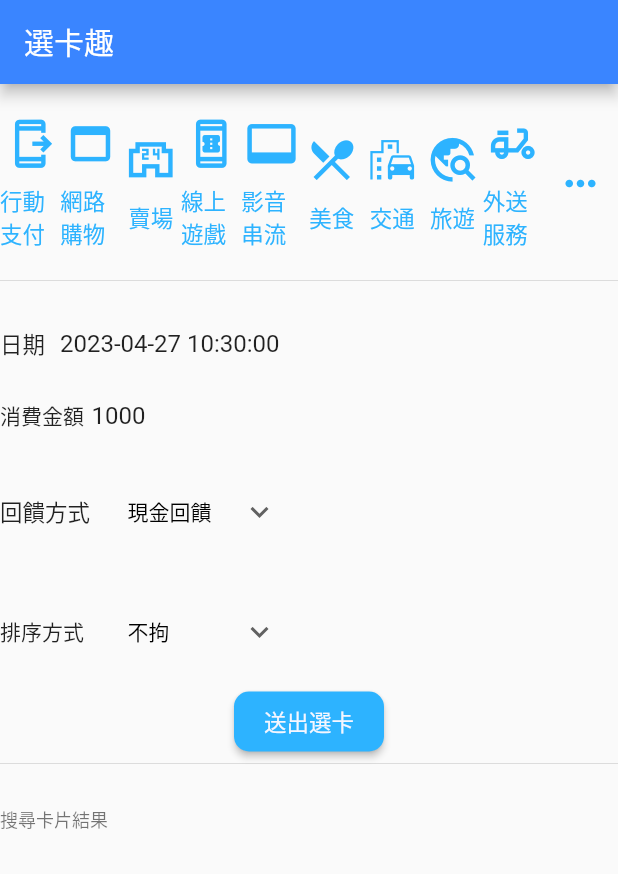
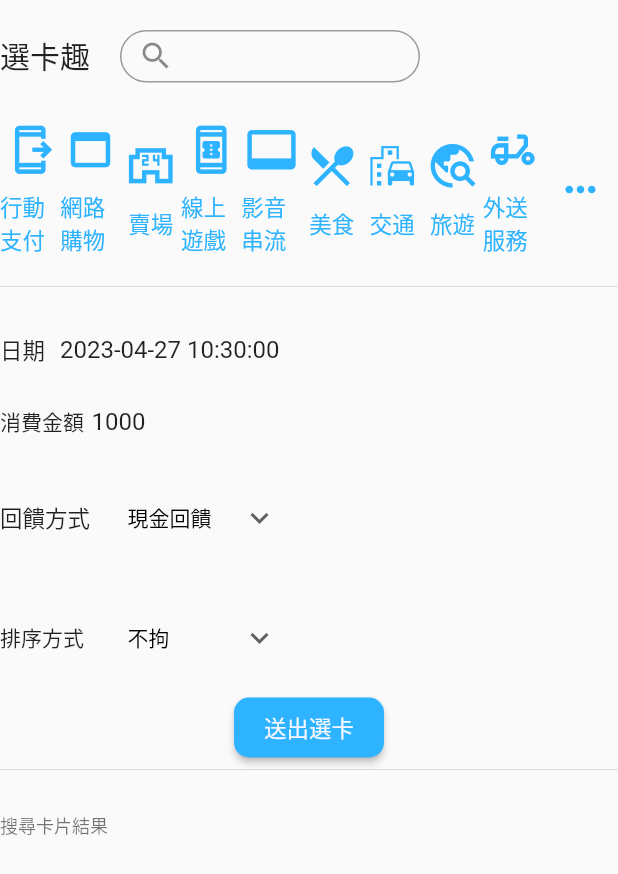
Before and after one commit to chriswow333/pickcard, a Flutter app: the screen it shows after launch, on a phone screen of 412 x 824 dp. Shown: the top 874 px of the screen. Run offline on Flutter 3.47's test engine with Material 2 defaults, Android fonts, the phone set to English and light mode, and no system bars; drawn by our look-alikes of datetime_picker_formfield; our stand-ins replace dio, flutter_mobx, freezed_annotation, localstorage, logger, mobx and 1 more; missing offline and left inert: dart:html; network calls fail; Roboto replaces fonts that are missing (Netflix).

Commit message:
add search bar

```diff
--- a/lib/main.dart
+++ b/lib/main.dart
@@ -35,11 +35,11 @@ class PickCardScreen extends StatelessWidget {
   @override
   Widget build(BuildContext context) {
     return Scaffold(
-      appBar: AppBar(
-        title:Text('選卡趣'),
-        backgroundColor:const Color.fromARGB(255, 58, 133, 255),
+      // appBar: AppBar(
+      //   title:Text('選卡趣'),
+      //   backgroundColor:const Color.fromARGB(255, 58, 133, 255),
 
-      ),
+      // ),
       body:Container(
         alignment: Alignment.topCenter,
         padding: const EdgeInsets.only(top:20),
--- a/lib/page/pickcard/pickcard.dart
+++ b/lib/page/pickcard/pickcard.dart
@@ -45,7 +45,6 @@ class PickcardPage extends StatelessWidget {
 
     return MultiProvider(
       providers: [
-
         Provider<MobilepayObserver>(create:(_)=>MobilepayObserver()),
         Provider<EcommerceObserver>(create:(_)=>EcommerceObserver()),
         Provider<SupermarketObserver>(create:(_)=>SupermarketObserver()),
@@ -83,7 +82,6 @@ class InitChannelWrapper extends StatelessWidget {
 
   @override
   Widget build(BuildContext context) {
-
     // init data
     PickcardViewModel pickcardViewModel = Provider.of<PickcardViewModel>(context, listen:false);
     pickcardViewModel.initPickcardViewModel(context);
@@ -100,6 +98,11 @@ class Pickcard extends StatelessWidget {
 
     return Column(
       children:const [
+
+        TopBar(),
+
+        SizedBox(height:25,),
+
         ChannelBtnList(),
         SizedBox(height:10),
         Divider(),
@@ -114,6 +117,86 @@ class Pickcard extends StatelessWidget {
     );
   }
 }
+
+
+
+class TopBar extends StatelessWidget {
+  const TopBar({ Key? key }) : super(key: key);
+
+  @override
+  Widget build(BuildContext context) {
+    return Container(
+      child:Row(
+        children:[
+          TopTitle(),
+          SizedBox(width:20),
+          SearchCardBar(),
+        ]
+      )
+    );
+  }
+}
+
+class TopTitle extends StatelessWidget {
+  const TopTitle({ Key? key }) : super(key: key);
+
+  @override
+  Widget build(BuildContext context) {
+    return Container(
+      child:const Text(
+        '選卡趣',
+        style:TextStyle(
+          fontFamily: "NotoSansTC",
+          fontSize: 20,
+        ),
+      )
+    );
+  }
+}
+
+class SearchCardBar extends StatefulWidget {
+  const SearchCardBar({ Key? key }) : super(key: key);
+
+  @override
+  _SearchCardBarState createState() => _SearchCardBarState();
+}
+
+class _SearchCardBarState extends State<SearchCardBar> {
+
+  final TextEditingController _searchController = TextEditingController();
+
+  @override
+  void initState(){
+    super.initState();
+  }
+
+  @override
+  Widget build(BuildContext context) {
+    return SizedBox(
+      height:35,
+      width:200,
+      child:TextField(
+        textAlign: TextAlign.start,
+        textAlignVertical:TextAlignVertical.top,
+        onTap:(){
+          print(_searchController.text);
+        },
+        controller:_searchController,
+        decoration: InputDecoration(
+          // hintText: 'Searching...',
+          prefixIcon:const Icon(Icons.search),
+          border:OutlineInputBorder(
+            borderRadius: BorderRadius.circular(20.0),
+          )
+        ),
+        style:const TextStyle(
+          fontSize:20,
+        ),
+      ),
+    );
+  }
+}
+
 
 class ChannelBtnList extends StatefulWidget {
   const ChannelBtnList({ Key? key }) : super(key: key);
@@ -346,12 +429,61 @@ class ChannelBtn extends StatelessWidget {
             ),
           ),
         )
-
       )
     );
   }
 }
 
+
+class ChannelItemSearchBar extends StatefulWidget {
+  const ChannelItemSearchBar({ Key? key, required this.changeKeyword }) : super(key: key);
+
+  final Function(String keyword) changeKeyword;
+
+  @override
+  _ChannelItemSearchBarState createState() => _ChannelItemSearchBarState();
+}
+
+class _ChannelItemSearchBarState extends State<ChannelItemSearchBar> {
+
+ // This controller will store the value of the search bar
+  final TextEditingController _searchController = TextEditingController();
+
+  @override
+  void initState(){
+    super.initState();
+    _searchController.addListener(_listenKeyword);
+  }
+
+  void _listenKeyword(){
+    widget.changeKeyword(_searchController.text);
+  }
+
+  @override
+  Widget build(BuildContext context) {
+    return Container(
+      child:TextField(
+        controller:_searchController,
+        decoration: InputDecoration(
+          hintText: 'Searching...',
+          suffixIcon: IconButton(
+            icon:const Icon(Icons.clear),
+            onPressed: () => _searchController.clear(),
+          ),
+          prefixIcon: IconButton(
+            icon:const Icon(Icons.search),
+            onPressed: (){
+              print(_searchController.text);
+            },
+          ),
+          border:OutlineInputBorder(
+            borderRadius: BorderRadius.circular(20.0),
+          )
+        ),
+      ),
+    );
+  }
+}
 
 class ChannelItemListDialog extends StatefulWidget {
   const ChannelItemListDialog({ Key? key, required this.channelTypeModel, required this.channelItemStatuses }) : super(key: key);
@@ -366,25 +498,52 @@ class ChannelItemListDialog extends StatefulWidget {
 
 class _ChannelItemListDialogState extends State<ChannelItemListDialog> {
 
-  final Set<String> channelIDs = {};
-
-
-  @override
-  Widget build(BuildContext context) {
+  late List<ChannelItemStatus> channelItemList;
+
+
+
+  @override
+  void initState() {
+    super.initState();
+    channelItemList = widget.channelItemStatuses;
+
+  }
+  void changeKeyword(String keyWord){
+
+    List<ChannelItemStatus> tempChannelItemList = [];
+
+    if(keyWord.isNotEmpty) {
+      final keywordRegxp = RegExp(r".*(" + keyWord+ ").*", caseSensitive:false);
+      for(ChannelItemStatus c in widget.channelItemStatuses) {
+        if(keywordRegxp.hasMatch(c.name)){
+          tempChannelItemList.add(c);
+        }
+      }
+    } else {
+      tempChannelItemList = widget.channelItemStatuses;
+    }
+
+
+    setState((){
+      channelItemList = tempChannelItemList;
+    });
+  }
+
+  @override
+  Widget build(BuildContext context) {
+
+
     return Container(
       child:Column(
         children:[
-          // ConstrainedBox(
-          //   constraints: BoxConstraints(
-          //     maxHeight: MediaQuery.of(context).size.height - 150,
-          //   ),
-          //   child:
+          ChannelItemSearchBar(changeKeyword:changeKeyword),
+          SizedBox(height:20,),
           Container(
-              height:MediaQuery.of(context).size.height - 250,
+            height:MediaQuery.of(context).size.height - 350,
             child:SingleChildScrollView(
             child:Column(
               children:[
-                for(ChannelItemStatus channelItemStatus in widget.channelItemStatuses)
+              for(ChannelItemStatus channelItemStatus in channelItemList)
                 Container(
                   padding: const EdgeInsets.only(bottom: 10.0),
                   child:TextButton(
@@ -441,9 +600,7 @@ class _ChannelItemListDialogState extends State<ChannelItemListDialog> {
                                   Icons.favorite_border_outlined
                                 )
                               ),
-
                             ]
-
                           )
                         ]
                       ),
@@ -454,11 +611,7 @@ class _ChannelItemListDialogState extends State<ChannelItemListDialog> {
             ),
           ),
         ),
-
-          // ),
-
         SizedBox(height:40),
-
             TextButton(
               onPressed: (){
                 Navigator.pop(context, widget.channelItemStatuses);
@@ -476,24 +629,9 @@ class _ChannelItemListDialogState extends State<ChannelItemListDialog> {
                 ),
               ),
             ),
-
-          ),
-        ],
-      ),
-    );
-
-    return Container(
-      child:Column(
-        children:[
-          for(ChannelItemStatus channelItemStatus in widget.channelItemStatuses)
-            TextButton(
-              child:Text(channelItemStatus.name),
-              onPressed: (){
-                channelItemStatus.hasChosen = !channelItemStatus.hasChosen;
-              },
-            )
-        ]
-      )
+          ),
+        ],
+      ),
     );
   }
 }
@@ -501,7 +639,6 @@ class _ChannelItemListDialogState extends State<ChannelItemListDialog> {
 
 class ChannelItemList extends StatelessWidget {
   const ChannelItemList({ Key? key }) : super(key: key);
-
 
   @override
   Widget build(BuildContext context) {
```
Lines whose indentation alone changed are shown as unchanged.
